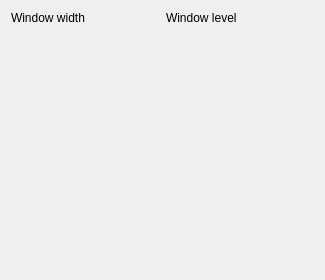
Above: codes/Controller/InteractorStyles/QInteractorStyleWindowLevel.ui from wuzhuobin/Vessel_Project before the change. Below: the same form after it.
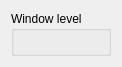
That is the form after the change.

Patch:
```diff
--- a/codes/Controller/InteractorStyles/QInteractorStyleWindowLevel.ui
+++ b/codes/Controller/InteractorStyles/QInteractorStyleWindowLevel.ui
@@ -6,46 +6,25 @@
    <rect>
     <x>0</x>
     <y>0</y>
-    <width>325</width>
-    <height>280</height>
+    <width>112</width>
+    <height>58</height>
    </rect>
   </property>
   <property name="windowTitle">
    <string>QInteractorStyleWindowLevel</string>
   </property>
-  <layout class="QVBoxLayout" name="verticalLayout">
+  <layout class="QVBoxLayout" name="verticalLayout_2">
    <item>
-    <layout class="QHBoxLayout" name="horizontalLayout">
-     <item>
-      <widget class="QLabel" name="label">
-       <property name="sizePolicy">
-        <sizepolicy hsizetype="Preferred" vsizetype="Minimum">
-         <horstretch>0</horstretch>
-         <verstretch>0</verstretch>
-        </sizepolicy>
-       </property>
-       <property name="text">
-        <string>Window width</string>
-       </property>
-      </widget>
-     </item>
-     <item>
-      <widget class="QLabel" name="label_4">
-       <property name="sizePolicy">
-        <sizepolicy hsizetype="Preferred" vsizetype="Minimum">
-         <horstretch>0</horstretch>
-         <verstretch>0</verstretch>
-        </sizepolicy>
-       </property>
-       <property name="text">
-        <string>Window level</string>
-       </property>
-      </widget>
-     </item>
-    </layout>
-   </item>
-   <item>
-    <layout class="QGridLayout" name="gridLayout"/>
+    <widget class="QGroupBox" name="groupBox">
+     <property name="title">
+      <string>Window level</string>
+     </property>
+     <layout class="QVBoxLayout" name="verticalLayout">
+      <item>
+       <layout class="QGridLayout" name="gridLayout"/>
+      </item>
+     </layout>
+    </widget>
    </item>
    <item>
     <spacer name="verticalSpacer">
```
